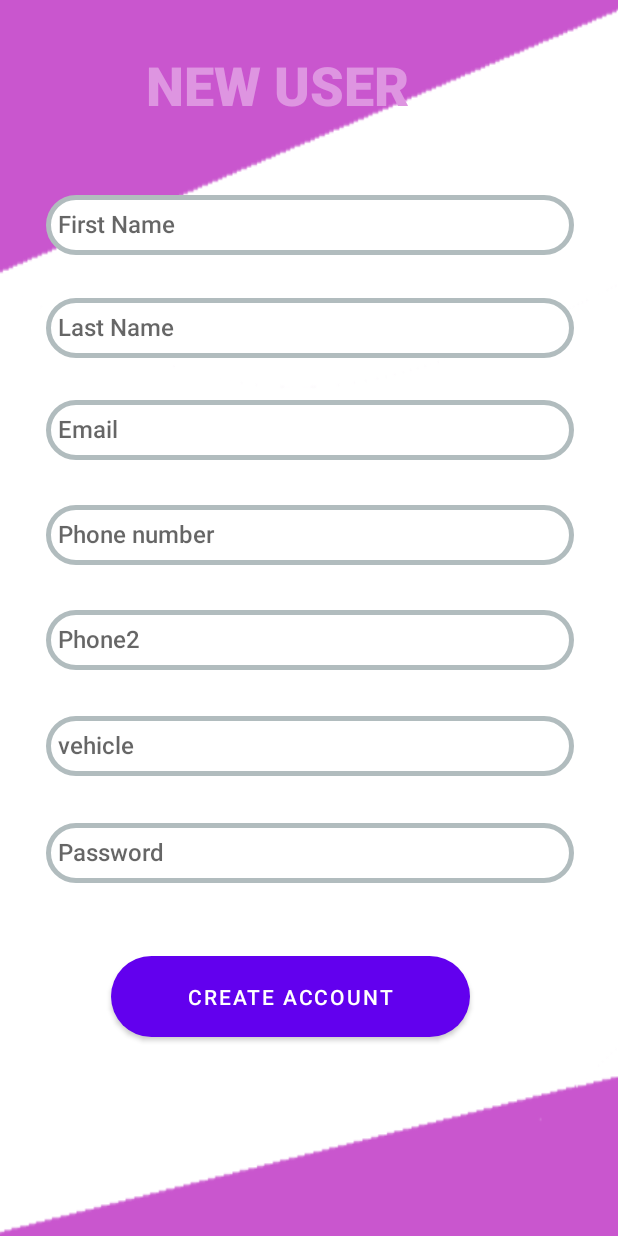
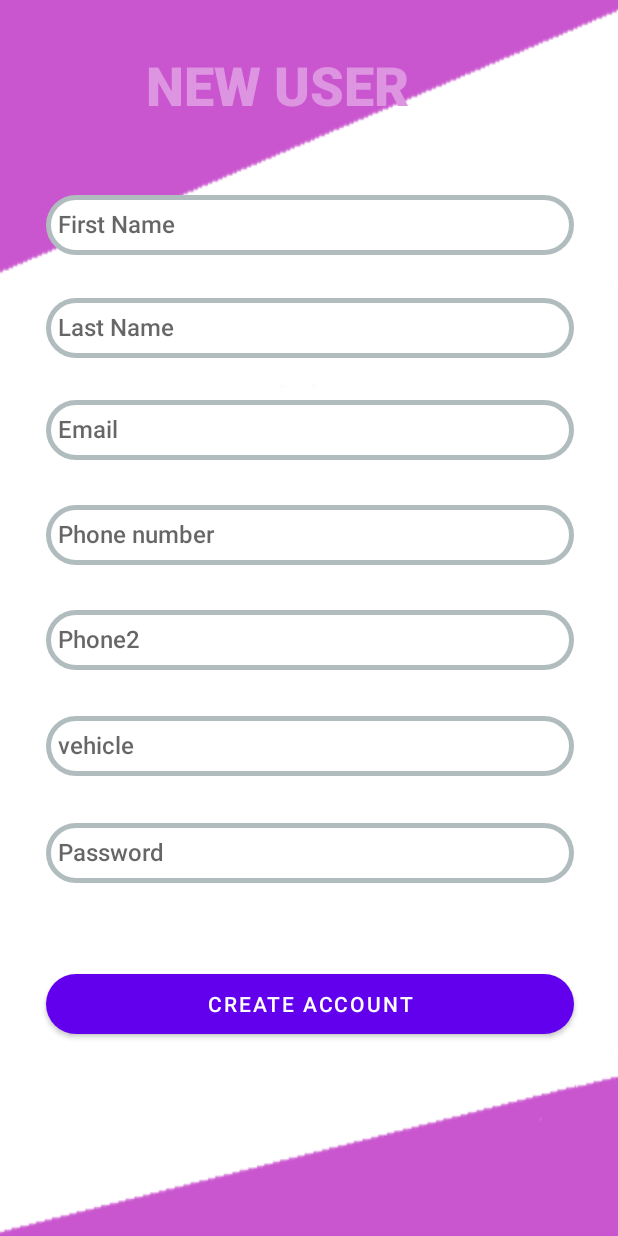
Before and after one commit to FDelivery/courier_app, an Android app: the RegisterNewCourier screen opened directly, with no data from a screen before it, on a phone screen of 412 x 824 dp. Run offline under Robolectric (Android 15) with nearby library versions, the phone set to English and light mode, and no system bars.

Commit message:
small change in activity_register_new_courier.xml

```diff
--- a/app/src/main/res/layout/activity_register_new_courier.xml
+++ b/app/src/main/res/layout/activity_register_new_courier.xml
@@ -146,15 +146,15 @@
 
     <Button
         android:id="@+id/Create"
-        android:layout_width="239dp"
-        android:layout_height="54dp"
+        android:layout_width="352dp"
+        android:layout_height="40dp"
         android:background="@drawable/round_buttom"
         android:text="@string/Create"
         android:textColor="#ffffff"
         app:backgroundTint="c956ce"
         app:layout_constraintBottom_toBottomOf="parent"
         app:layout_constraintEnd_toEndOf="parent"
-        app:layout_constraintHorizontal_bias="0.43"
+        app:layout_constraintHorizontal_bias="0.508"
         app:layout_constraintStart_toStartOf="parent"
         app:layout_constraintTop_toTopOf="parent"
         app:layout_constraintVertical_bias="0.828" />
```
